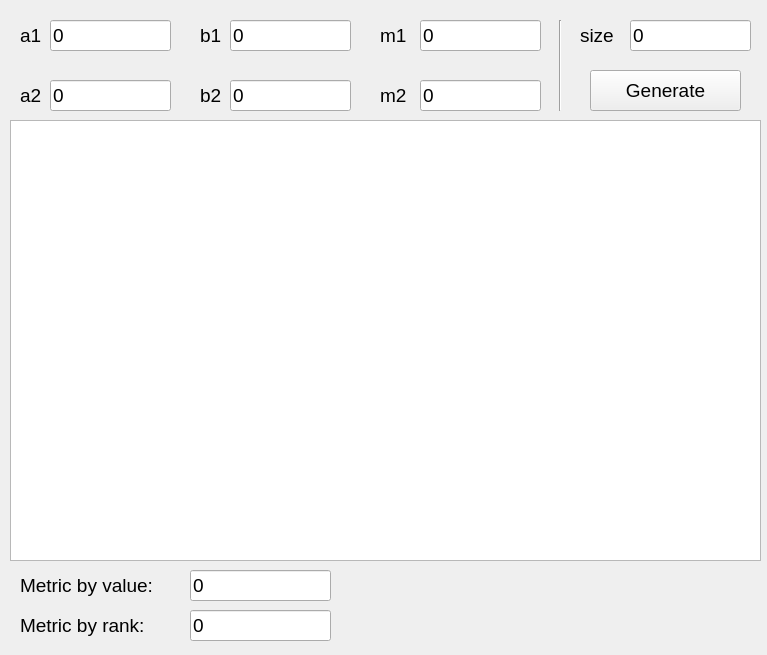
This is ui/ui/MainPage.ui in R1chrdson/triangle-rankings as Qt 5 draws it before an edit. The edited form follows.
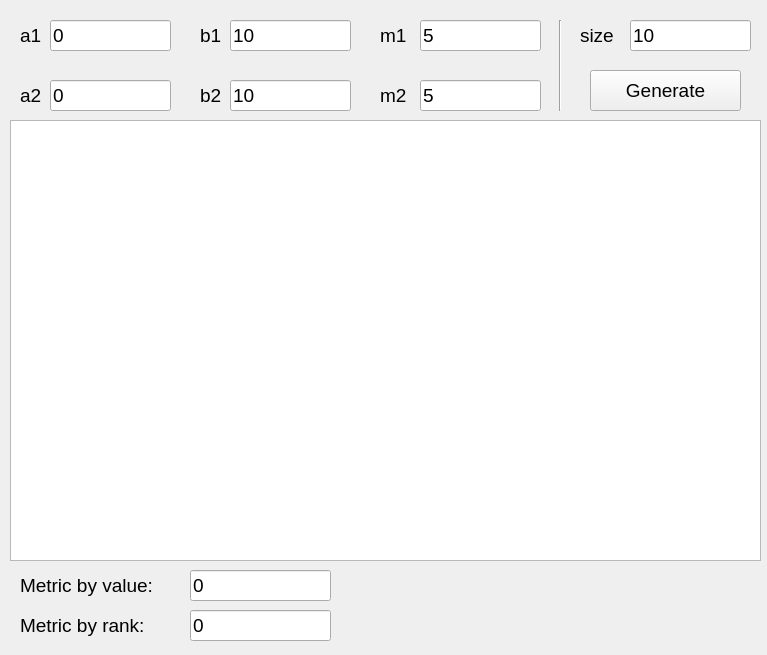
This is the edited form.

Commit message: Updated defaults, supressed output to only 10 rows

```diff
--- a/ui/ui/MainPage.ui
+++ b/ui/ui/MainPage.ui
@@ -83,7 +83,7 @@
      <set>Qt::ImhDigitsOnly</set>
     </property>
     <property name="text">
-     <string>0</string>
+     <string>10</string>
     </property>
    </widget>
    <widget class="QLabel" name="b1_label">
@@ -140,7 +140,7 @@
      <set>Qt::ImhDigitsOnly</set>
     </property>
     <property name="text">
-     <string>0</string>
+     <string>5</string>
     </property>
    </widget>
    <widget class="QLineEdit" name="size_edit">
@@ -161,7 +161,7 @@
      <set>Qt::ImhDigitsOnly</set>
     </property>
     <property name="text">
-     <string>0</string>
+     <string>10</string>
     </property>
    </widget>
    <widget class="QLabel" name="size_label">
@@ -218,7 +218,7 @@
      <set>Qt::ImhDigitsOnly</set>
     </property>
     <property name="text">
-     <string>0</string>
+     <string>5</string>
     </property>
    </widget>
    <widget class="QLineEdit" name="b2_edit">
@@ -239,7 +239,7 @@
      <set>Qt::ImhDigitsOnly</set>
     </property>
     <property name="text">
-     <string>0</string>
+     <string>10</string>
     </property>
    </widget>
    <widget class="QLineEdit" name="a2_edit">
```
The commit also changes 2 other files.
